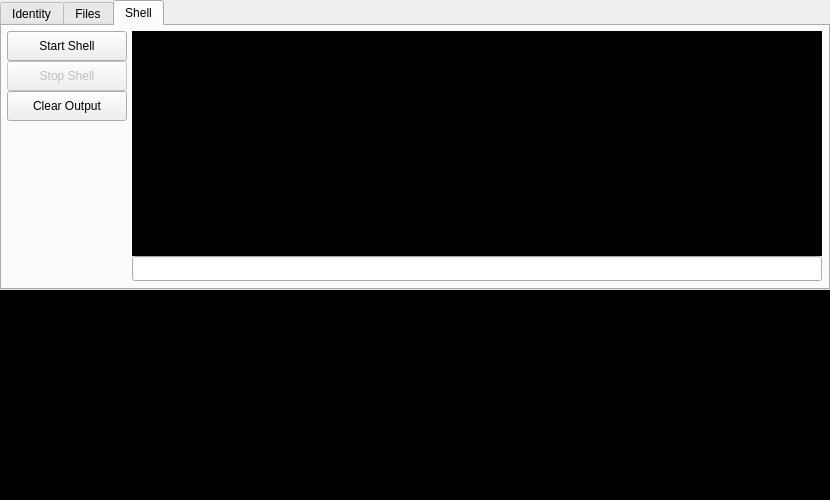
Above: main_window.ui from Im-0xC7/APToolkit before the change. Below: the same form after it.
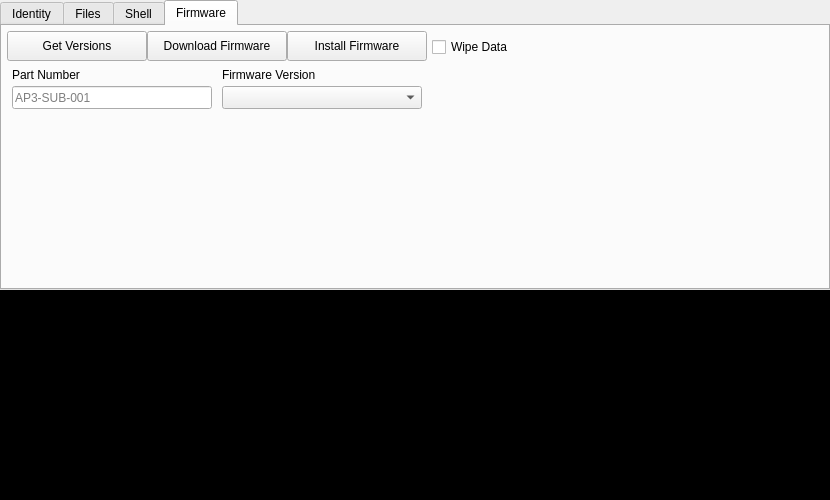
That is the form after the change. Icons and pictures are not drawn.

Commit message: Add firmware download functionality, move QRunnables to their own file

The edit to the form file:
```diff
--- a/main_window.ui
+++ b/main_window.ui
@@ -57,7 +57,7 @@
      <enum>QTabWidget::TabShape::Rounded</enum>
     </property>
     <property name="currentIndex">
-     <number>2</number>
+     <number>3</number>
     </property>
     <property name="elideMode">
      <enum>Qt::TextElideMode::ElideNone</enum>
@@ -1146,6 +1146,115 @@
       </property>
      </widget>
     </widget>
+    <widget class="QWidget" name="firmware">
+     <attribute name="title">
+      <string>Firmware</string>
+     </attribute>
+     <widget class="QPushButton" name="downloadFwBtn">
+      <property name="geometry">
+       <rect>
+        <x>145</x>
+        <y>5</y>
+        <width>140</width>
+        <height>30</height>
+       </rect>
+      </property>
+      <property name="text">
+       <string>Download Firmware</string>
+      </property>
+     </widget>
+     <widget class="QComboBox" name="fwList">
+      <property name="geometry">
+       <rect>
+        <x>220</x>
+        <y>60</y>
+        <width>200</width>
+        <height>23</height>
+       </rect>
+      </property>
+     </widget>
+     <widget class="QLineEdit" name="fwPartNum">
+      <property name="geometry">
+       <rect>
+        <x>10</x>
+        <y>60</y>
+        <width>200</width>
+        <height>23</height>
+       </rect>
+      </property>
+      <property name="placeholderText">
+       <string>AP3-SUB-001</string>
+      </property>
+     </widget>
+     <widget class="QLabel" name="fwPartNumLabel">
+      <property name="geometry">
+       <rect>
+        <x>10</x>
+        <y>40</y>
+        <width>200</width>
+        <height>17</height>
+       </rect>
+      </property>
+      <property name="text">
+       <string>Part Number</string>
+      </property>
+     </widget>
+     <widget class="QLabel" name="fwListLabel">
+      <property name="geometry">
+       <rect>
+        <x>220</x>
+        <y>40</y>
+        <width>200</width>
+        <height>17</height>
+       </rect>
+      </property>
+      <property name="text">
+       <string>Firmware Version</string>
+      </property>
+     </widget>
+     <widget class="QPushButton" name="getVersionsBtn">
+      <property name="geometry">
+       <rect>
+        <x>5</x>
+        <y>5</y>
+        <width>140</width>
+        <height>30</height>
+       </rect>
+      </property>
+      <property name="text">
+       <string>Get Versions</string>
+      </property>
+     </widget>
+     <widget class="QPushButton" name="installFwBtn">
+      <property name="geometry">
+       <rect>
+        <x>285</x>
+        <y>5</y>
+        <width>140</width>
+        <height>30</height>
+       </rect>
+      </property>
+      <property name="text">
+       <string>Install Firmware</string>
+      </property>
+     </widget>
+     <widget class="QCheckBox" name="wipeData">
+      <property name="geometry">
+       <rect>
+        <x>430</x>
+        <y>10</y>
+        <width>80</width>
+        <height>22</height>
+       </rect>
+      </property>
+      <property name="toolTip">
+       <string>Highly recommended when downgrading or switching models</string>
+      </property>
+      <property name="text">
+       <string>Wipe Data</string>
+      </property>
+     </widget>
+    </widget>
    </widget>
    <widget class="QPlainTextEdit" name="output">
     <property name="geometry">
```
The commit also changes 4 other files.
